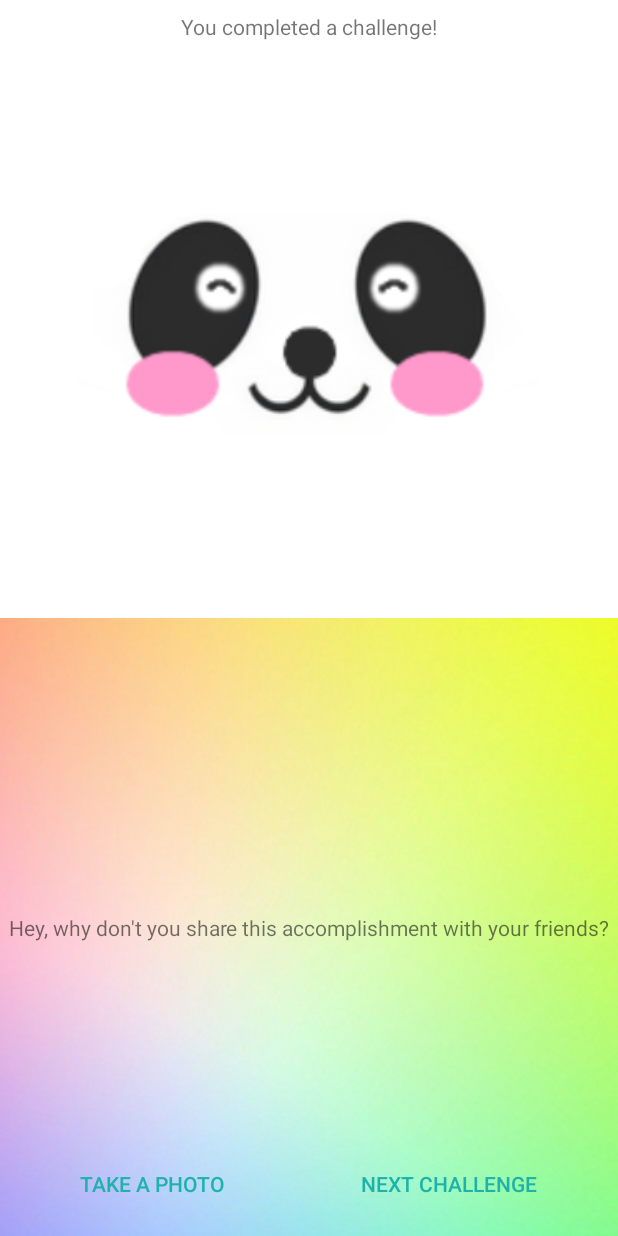
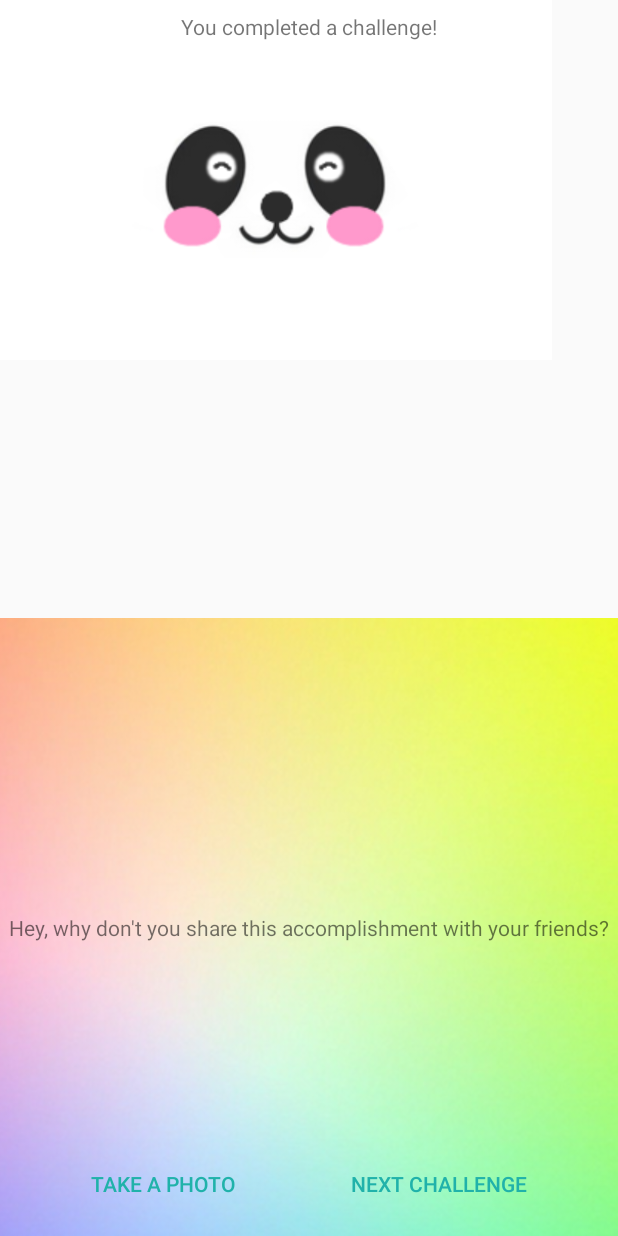
Before and after one commit to Bashmug/HappyPanda, an Android app: the ActivityChallengeCompleted screen opened directly, with no data from a screen before it, on a phone screen of 412 x 824 dp. Run offline under Robolectric (Android 15) with nearby library versions, the phone set to English and light mode, and no system bars.

Commit message:
Updates README.md

```diff
--- a/HappyPanda/app/src/main/res/layout/activity_challenge_completed.xml
+++ b/HappyPanda/app/src/main/res/layout/activity_challenge_completed.xml
@@ -13,24 +13,24 @@
         android:layout_weight="1">
 
         <ImageView
-            android:layout_width="match_parent"
-            android:layout_height="match_parent"
+            android:layout_width="368dp"
+            android:layout_height="240dp"
             android:adjustViewBounds="true"
             android:scaleType="centerCrop"
-            android:src="@drawable/challenge_panda" />
+            android:src="@drawable/challenge_panda"
+            tools:layout_editor_absoluteY="8dp"
+            tools:layout_editor_absoluteX="8dp" />
 
         <TextView
-            android:layout_width="match_parent"
+            android:layout_width="0dp"
             android:layout_height="wrap_content"
-            android:layout_marginBottom="8dp"
-            android:layout_marginEnd="8dp"
-            android:layout_marginStart="8dp"
             android:layout_marginTop="8dp"
             android:gravity="center"
             android:text="@string/you_completed_a_challenge"
             app:layout_constraintEnd_toEndOf="parent"
             app:layout_constraintStart_toStartOf="parent"
-            app:layout_constraintTop_toTopOf="parent" />
+            app:layout_constraintTop_toTopOf="parent"
+            tools:layout_editor_absoluteX="8dp" />
 
     </android.support.constraint.ConstraintLayout>
 
@@ -40,40 +40,39 @@
         android:layout_weight="1">
 
         <ImageView
-            android:layout_width="match_parent"
-            android:layout_height="match_parent"
+            android:layout_width="0dp"
+            android:layout_height="0dp"
             android:adjustViewBounds="true"
             android:scaleType="centerCrop"
             android:src="@drawable/challenge_bg"
             app:layout_constraintBottom_toBottomOf="parent"
             app:layout_constraintEnd_toEndOf="parent"
             app:layout_constraintStart_toStartOf="parent"
-            app:layout_constraintTop_toTopOf="parent" />
+            app:layout_constraintTop_toTopOf="parent"
+            tools:layout_editor_absoluteX="8dp" />
 
         <TextView
             android:layout_width="wrap_content"
             android:layout_height="wrap_content"
             android:layout_marginBottom="8dp"
-            android:layout_marginEnd="8dp"
-            android:layout_marginStart="8dp"
             android:layout_marginTop="8dp"
             android:gravity="center"
             android:text="@string/hey_why_don_t_you_share_this_accomplishment_with_your_friends"
             app:layout_constraintBottom_toBottomOf="parent"
             app:layout_constraintEnd_toEndOf="parent"
             app:layout_constraintStart_toStartOf="parent"
-            app:layout_constraintTop_toTopOf="parent" />
+            app:layout_constraintTop_toTopOf="parent"
+            tools:layout_editor_absoluteX="1dp" />
 
         <LinearLayout
             style="?android:attr/buttonBarStyle"
-            android:layout_width="match_parent"
+            android:layout_width="368dp"
             android:layout_height="wrap_content"
             android:layout_marginBottom="8dp"
-            android:layout_marginEnd="8dp"
-            android:layout_marginStart="8dp"
             app:layout_constraintBottom_toBottomOf="parent"
             app:layout_constraintEnd_toEndOf="parent"
-            app:layout_constraintStart_toStartOf="parent">
+            app:layout_constraintStart_toStartOf="parent"
+            tools:layout_editor_absoluteX="8dp">
 
             <Button
                 style="?android:attr/buttonBarButtonStyle"
```
Also changed, not shown: 4 other files.
